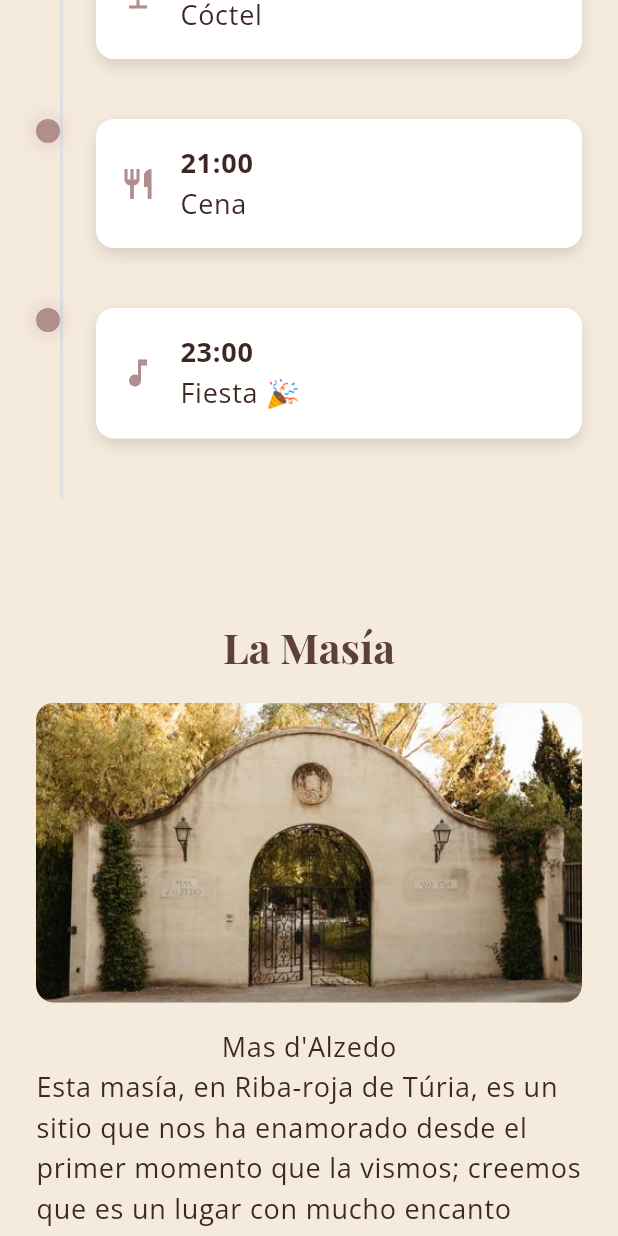
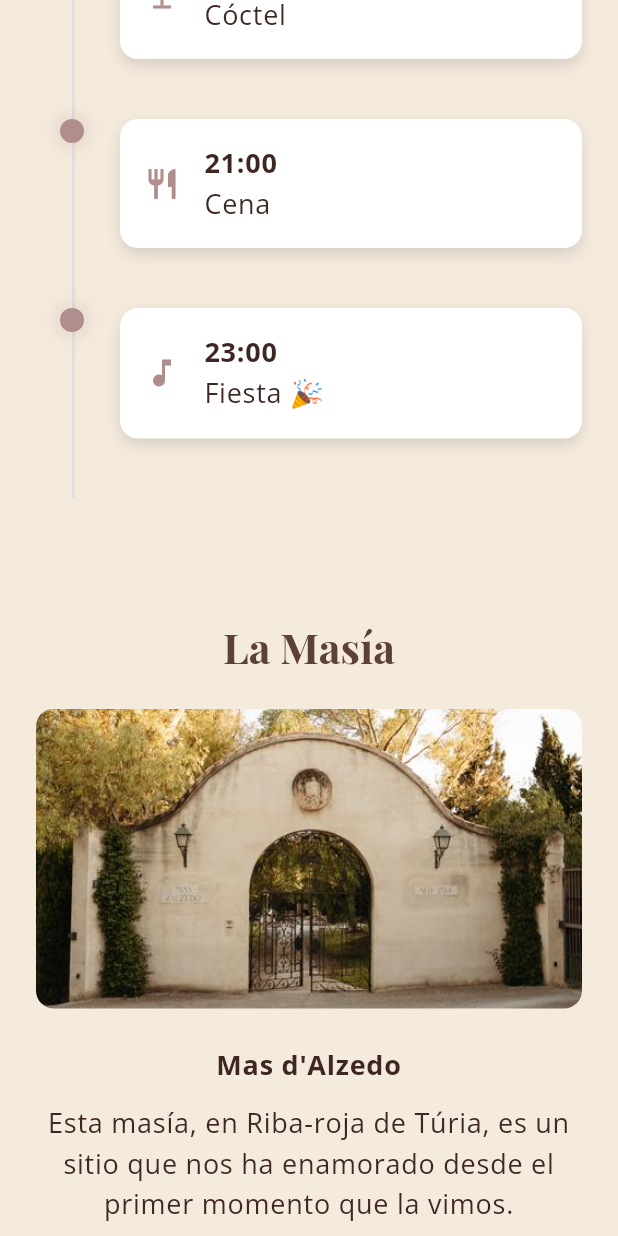
Before and after one commit to Arcas791/wedding_invite_app_web, a Flutter app: the screen it shows after launch, scrolled down 1728 dp, on a phone screen of 412 x 824 dp. Run offline on Flutter 3.47's test engine with Material 3 defaults, Android fonts, the light colour scheme and no system bars; our stand-ins replace go_router, google_fonts, just_audio, visibility_detector.

Commit message:
amimation and new icon

```diff
--- a/lib/features/wedding_invite/presentation/screens/story_section.dart
+++ b/lib/features/wedding_invite/presentation/screens/story_section.dart
@@ -20,9 +20,9 @@ class _StorySectionState extends State<StorySection> {
   ];
 
   final String _storyText = '''
-Todo empezó un sábado cualquiera con el típico "esmorçar de la terreta"...
+Todo empezó un sábado cualquiera con el típico "esmorçar un la terreta"...
 Desde ese momento, cada paso lo hemos dado juntos y es lo que nos ha traido aquí ❤.
-Queremos hacer de este día algo especial con todos vosotros que nos habéis estado acompañando...''';
+Queremos hacer de este día algo especial con todos vosotros que nos habéis estado acompañando!''';
 
   @override
   void initState() {
--- a/lib/features/wedding_invite/presentation/screens/venue_section.dart
+++ b/lib/features/wedding_invite/presentation/screens/venue_section.dart
@@ -1,11 +1,23 @@
 import 'package:flutter/material.dart';
 import 'package:url_launcher/url_launcher.dart';
+import 'package:visibility_detector/visibility_detector.dart';
 
-class VenueSection extends StatelessWidget {
+class VenueSection extends StatefulWidget {
   const VenueSection({super.key});
 
+  @override
+  State<VenueSection> createState() => _VenueSectionState();
+}
+
+class _VenueSectionState extends State<VenueSection>
+    with SingleTickerProviderStateMixin {
   final String mapsUrl =
       'https://www.google.com/maps?rlz=1C1CHBF_esES878ES878&um=1&ie=UTF-8&fb=1&gl=es&sa=X&geocode=KV_EukngWGANMRsOywHA8aks&daddr=Av.+del+Turia,+1,+46190+Riba-roja+de+T%C3%BAria,+Valencia';
+
+  late AnimationController _controller;
+  late Animation<Offset> _slideAnimation;
+  late Animation<double> _fadeAnimation;
+  bool _visible = false;
 
   Future<void> _launchMaps() async {
     final Uri uri = Uri.parse(mapsUrl);
@@ -17,8 +29,43 @@ class VenueSection extends StatelessWidget {
   }
 
   @override
+  void initState() {
+    super.initState();
+    _controller = AnimationController(
+      vsync: this,
+      duration: const Duration(milliseconds: 800),
+    );
+    _slideAnimation = Tween<Offset>(
+      begin: const Offset(0, 0.2),
+      end: Offset.zero,
+    ).animate(CurvedAnimation(parent: _controller, curve: Curves.easeOut));
+    _fadeAnimation = CurvedAnimation(
+      parent: _controller,
+      curve: Curves.easeIn,
+    );
+  }
+
+  @override
+  void dispose() {
+    _controller.dispose();
+    super.dispose();
+  }
+
+  @override
   Widget build(BuildContext context) {
-    return Padding(
+    return VisibilityDetector(
+      key: const Key('venue_section'),
+      onVisibilityChanged: (info) {
+        if (info.visibleFraction > 0.1 && !_visible) {
+          _controller.forward();
+          setState(() => _visible = true);
+        }
+      },
+      child: FadeTransition(
+        opacity: _fadeAnimation,
+        child: SlideTransition(
+          position: _slideAnimation,
+          child: Padding(
             padding: const EdgeInsets.symmetric(vertical: 40, horizontal: 24),
             child: Column(
               crossAxisAlignment: CrossAxisAlignment.center,
@@ -27,7 +74,7 @@ class VenueSection extends StatelessWidget {
                   'La Masía',
                   style: Theme.of(context).textTheme.headlineMedium,
                 ),
-          const SizedBox(height: 20),
+                const SizedBox(height: 24),
                 ClipRRect(
                   borderRadius: BorderRadius.circular(12),
                   child: Image.asset(
@@ -37,22 +84,41 @@ class VenueSection extends StatelessWidget {
                     width: double.infinity,
                   ),
                 ),
-          const SizedBox(height: 16),
+                const SizedBox(height: 24),
                 Text(
                   'Mas d\'Alzedo',
+                  style: Theme.of(context).textTheme.bodyLarge?.copyWith(
+                        fontWeight: FontWeight.bold,
+                      ),
+                  textAlign: TextAlign.center,
+                ),
+                const SizedBox(height: 12),
+                Text(
+                  'Esta masía, en Riba-roja de Túria, es un sitio que nos ha enamorado desde el primer momento que la vimos.',
                   style: Theme.of(context).textTheme.bodyLarge,
+                  textAlign: TextAlign.center,
                 ),
+                const SizedBox(height: 8),
                 Text(
-            'Esta masía, en Riba-roja de Túria, es un sitio que nos ha enamorado desde el primer momento que la vismos; creemos que es un lugar con mucho encanto donde celebraremos cada momento de este día tan especial con todos vosotros 🤗🤗🤗.',
+                  'Creemos que es un lugar con mucho encanto donde celebraremos cada momento de este día tan especial con todos vosotros 🤗🤗🤗.',
                   style: Theme.of(context).textTheme.bodyLarge,
+                  textAlign: TextAlign.center,
                 ),
-          const SizedBox(height: 16),
+                const SizedBox(height: 24),
+                Image.asset(
+                  'assets/icons/map_route.png',
+                  height: 48,
+                  width: 48,
+                  color: Theme.of(context).colorScheme.primary.withOpacity(0.8),
+                ),
+                const SizedBox(height: 12),
                 ElevatedButton(
                   onPressed: _launchMaps,
                   style: ElevatedButton.styleFrom(
                     backgroundColor: Theme.of(context).colorScheme.primary,
                     foregroundColor: Colors.white,
-              padding: const EdgeInsets.symmetric(horizontal: 24, vertical: 12),
+                    padding: const EdgeInsets.symmetric(
+                        horizontal: 24, vertical: 12),
                     shape: RoundedRectangleBorder(
                       borderRadius: BorderRadius.circular(8),
                     ),
@@ -61,6 +127,9 @@ class VenueSection extends StatelessWidget {
                 ),
               ],
             ),
+          ),
+        ),
+      ),
     );
   }
 }
--- a/lib/features/wedding_invite/presentation/screens/wedding_plan_section.dart
+++ b/lib/features/wedding_invite/presentation/screens/wedding_plan_section.dart
@@ -1,4 +1,5 @@
 import 'package:flutter/material.dart';
+import 'package:visibility_detector/visibility_detector.dart';
 
 class WeddingPlanSection extends StatefulWidget {
   const WeddingPlanSection({super.key});
@@ -10,7 +11,7 @@ class WeddingPlanSection extends StatefulWidget {
 class _WeddingPlanSectionState extends State<WeddingPlanSection>
     with TickerProviderStateMixin {
   final List<_Evento> eventos = [
-    _Evento('18:00', 'Ceremonia', Icons.church),
+    _Evento('18:00', 'Ceremonia', Icons.volunteer_activism),
     _Evento('19:00', 'Cóctel', Icons.local_bar),
     _Evento('21:00', 'Cena', Icons.restaurant),
     _Evento('23:00', 'Fiesta 🎉', Icons.music_note),
@@ -27,23 +28,16 @@ class _WeddingPlanSectionState extends State<WeddingPlanSection>
     for (int i = 0; i < eventos.length; i++) {
       final controller = AnimationController(
         vsync: this,
-        duration: const Duration(milliseconds: 600),
+        duration: const Duration(milliseconds: 1000),
       );
       final animation = Tween<Offset>(
-        begin: const Offset(0, 0.3),
+        begin: const Offset(0, 0.9),
         end: Offset.zero,
       ).animate(CurvedAnimation(parent: controller, curve: Curves.easeOut));
 
       _controllers.add(controller);
       _offsetAnimations.add(animation);
       _activo.add(false);
-
-      Future.delayed(Duration(milliseconds: i * 500), () {
-        controller.forward();
-        setState(() {
-          _activo[i] = true;
-        });
-      });
     }
   }
 
@@ -72,7 +66,8 @@ class _WeddingPlanSectionState extends State<WeddingPlanSection>
           Stack(
             children: [
               Positioned(
-                left: 16,
+                left:
+                    24, // estaba en 16, ahora centrada dentro del espacio de 48
                 top: 0,
                 bottom: 0,
                 child: Container(
@@ -83,15 +78,29 @@ class _WeddingPlanSectionState extends State<WeddingPlanSection>
               Column(
                 children: List.generate(eventos.length, (index) {
                   final evento = eventos[index];
-                  return SlideTransition(
+                  return VisibilityDetector(
+                    key: Key('evento_$index'),
+                    onVisibilityChanged: (info) {
+                      if (info.visibleFraction > 0.1 && !_activo[index]) {
+                        _controllers[index].forward().then((_) {
+                          setState(() {
+                            _activo[index] = true;
+                          });
+                        });
+                      }
+                    },
+                    child: SlideTransition(
                       position: _offsetAnimations[index],
                       child: Padding(
                         padding: const EdgeInsets.only(bottom: 40),
                         child: Row(
                           crossAxisAlignment: CrossAxisAlignment.start,
                           children: [
-                          // Punto animado
-                          AnimatedContainer(
+                            // 🟣 Punto animado centrado sobre la línea
+                            Container(
+                              width: 48,
+                              alignment: Alignment.center,
+                              child: AnimatedContainer(
                                 duration: const Duration(milliseconds: 600),
                                 curve: Curves.easeInOut,
                                 width: 16,
@@ -112,7 +121,8 @@ class _WeddingPlanSectionState extends State<WeddingPlanSection>
                                       : [],
                                 ),
                               ),
-                          const SizedBox(width: 24),
+                            ),
+                            const SizedBox(width: 8),
                             Expanded(
                               child: Container(
                                 padding: const EdgeInsets.all(16),
@@ -129,9 +139,16 @@ class _WeddingPlanSectionState extends State<WeddingPlanSection>
                                 ),
                                 child: Row(
                                   children: [
-                                  Icon(
+                                    AnimatedSwitcher(
+                                      duration:
+                                          const Duration(milliseconds: 500),
+                                      child: Icon(
                                         evento.icono,
-                                    color: primary,
+                                        key: ValueKey(_activo[index]),
+                                        color: _activo[index]
+                                            ? primary
+                                            : Colors.grey.shade400,
+                                      ),
                                     ),
                                     const SizedBox(width: 16),
                                     Column(
@@ -161,6 +178,7 @@ class _WeddingPlanSectionState extends State<WeddingPlanSection>
                           ],
                         ),
                       ),
+                    ),
                   );
                 }),
               ),
--- a/pubspec.yaml
+++ b/pubspec.yaml
@@ -35,6 +35,7 @@ dependencies:
   just_audio: ^0.9.36
   http: 1.4.0
   google_fonts: ^6.2.0
+  visibility_detector: ^0.4.0+2
 
 
   # The following adds the Cupertino Icons font to your application.
@@ -65,6 +66,7 @@ flutter:
     - assets/images/historia3.jpg
     - assets/images/masia.jpg
     - assets/images/el_barto.jpg
+    - assets/icons/map_route.png
     - assets/audio/entrada.mp3
   # The following line ensures that the Material Icons font is
   # included with your application, so that you can use the icons in
```
Also changed, not shown: assets/icons/map_route.png (added), pubspec.lock. Lines whose indentation alone changed are shown as unchanged.
